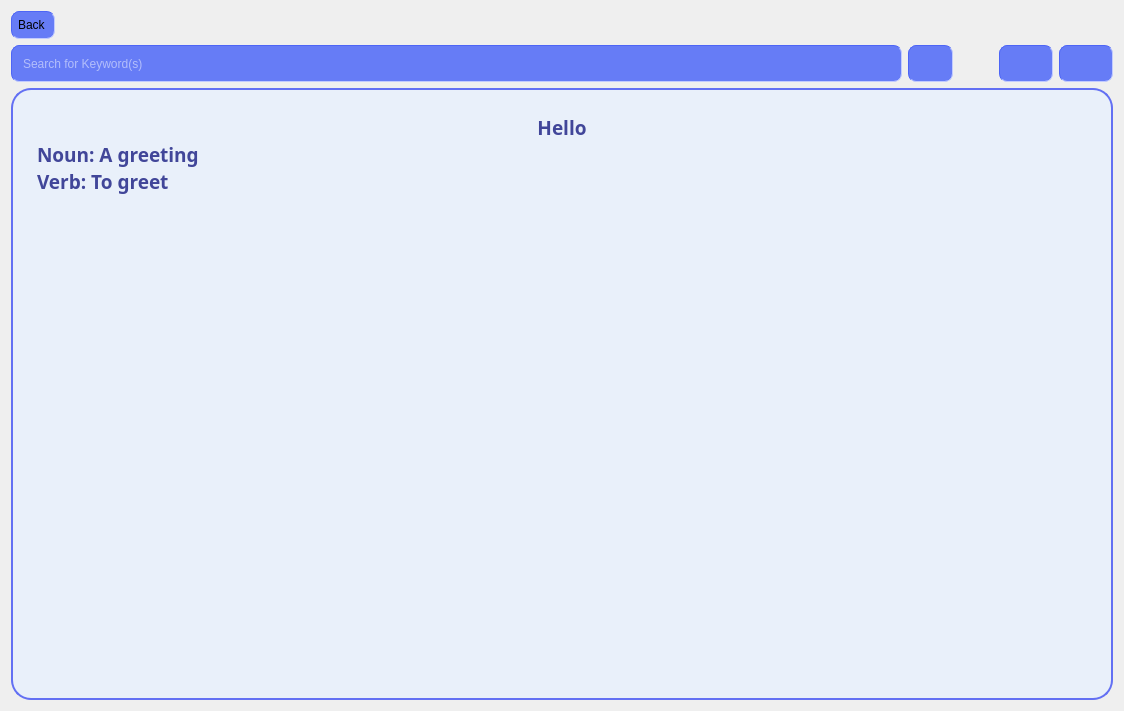
Old version of the form searchfordef.ui in the repository OHonSam/CS163_Group2_Dictionary.
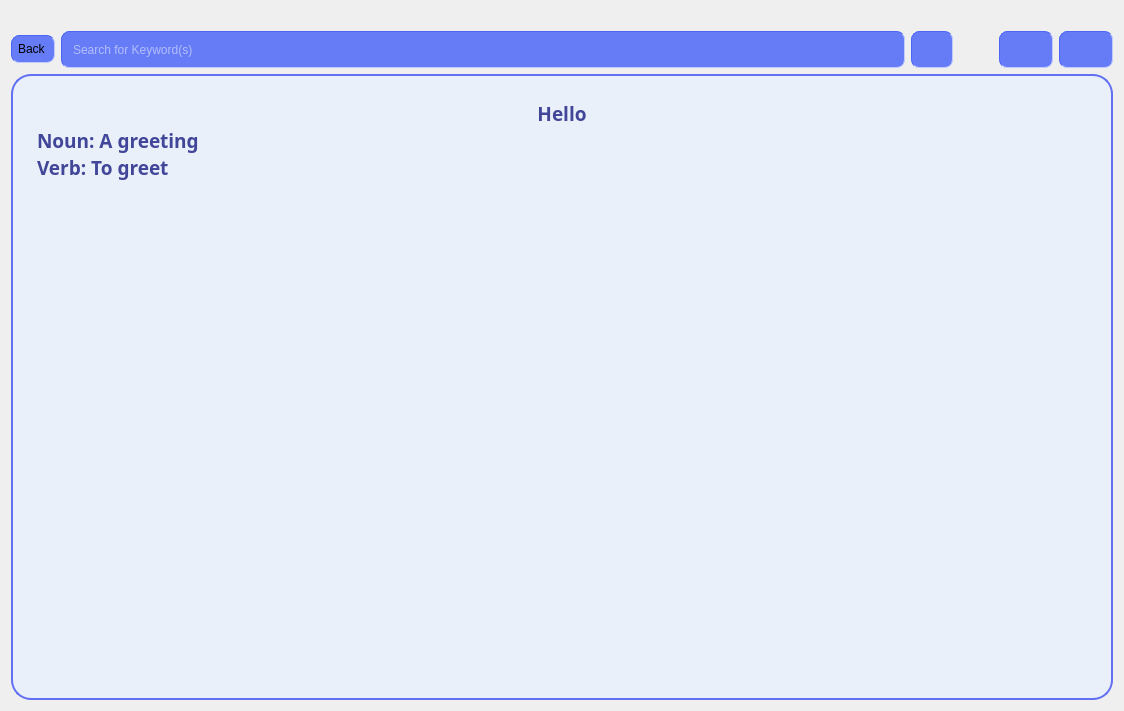
New version of the form. Icons and pictures are not drawn.

Commit message: back button

Patch:
```diff
--- a/searchfordef.ui
+++ b/searchfordef.ui
@@ -20,24 +20,6 @@
       <layout class="QVBoxLayout" name="verticalLayout">
        <item>
         <layout class="QHBoxLayout" name="horizontalLayout_5">
-         <item>
-          <widget class="QPushButton" name="pushButton_goBack">
-           <property name="styleSheet">
-            <string notr="true">padding: 6px;
-border-color: rgb(77, 101, 246);
-border-width : 1px;
-border-style:inset;
-border-radius: 8px;
-  min-height: 1px;
-  min-width: 1px;
-background-color: rgb(102, 124, 246);
-font: 11pt &quot;Comfortaa&quot;;</string>
-           </property>
-           <property name="text">
-            <string>Back </string>
-           </property>
-          </widget>
-         </item>
          <item>
           <spacer name="horizontalSpacer_3">
            <property name="orientation">
@@ -147,6 +129,24 @@
              </property>
             </spacer>
            </item>
+           <item row="0" column="0">
+            <widget class="QPushButton" name="pushButton_goBack">
+             <property name="styleSheet">
+              <string notr="true">padding: 6px;
+border-color: rgb(77, 101, 246);
+border-width : 1px;
+border-style:inset;
+border-radius: 8px;
+  min-height: 1px;
+  min-width: 1px;
+background-color: rgb(102, 124, 246);
+font: 11pt &quot;Comfortaa&quot;;</string>
+             </property>
+             <property name="text">
+              <string>Back </string>
+             </property>
+            </widget>
+           </item>
           </layout>
          </item>
          <item>
```
The commit also changes 1 other file.
